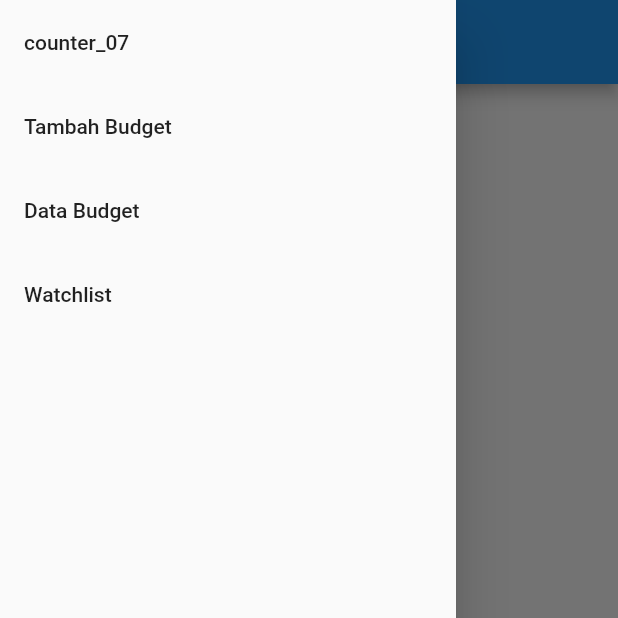
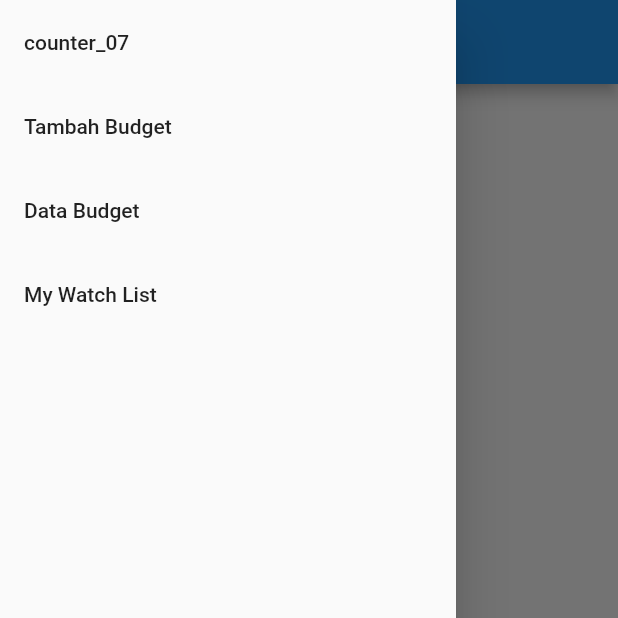
Before and after one commit to rafiadiwibowo/TugasPBPFlutter, a Flutter app: the MyWatchListPage screen opened directly, with the side drawer open, on a phone screen of 412 x 824 dp, the top half of it. Run offline on Flutter 3.47's test engine with Material 2 defaults, Android fonts, the phone set to English and light mode, and no system bars; network calls fail.

Commit message:
Update Tugas 9

```diff
--- a/lib/page/data.dart
+++ b/lib/page/data.dart
@@ -1,3 +1,4 @@
+import 'package:counter_7/page/mywatchlist.dart';
 import 'package:flutter/material.dart';
 import 'package:counter_7/main.dart';
 import 'package:counter_7/page/form.dart';
@@ -70,7 +71,7 @@ class _MyDataPageState extends State<MyDataPage> {
                         // Route menu ke halaman form
                         Navigator.pushReplacement(
                           context,
-                          MaterialPageRoute(builder: (context) => const MyDataPage()),
+                          MaterialPageRoute(builder: (context) => const MyWatchListPage()),
                         );
                       },
                     ),
--- a/lib/page/form.dart
+++ b/lib/page/form.dart
@@ -1,4 +1,6 @@
 import 'package:counter_7/main.dart';
+import 'package:counter_7/model/watch_list.dart';
+import 'package:counter_7/page/mywatchlist.dart';
 import 'package:flutter/material.dart';
 import 'package:counter_7/page/data.dart';
 
@@ -64,7 +66,7 @@ class _MyFormPageState extends State<MyFormPage> {
                         // Route menu ke halaman form
                         Navigator.pushReplacement(
                         context,
-                        MaterialPageRoute(builder: (context) => const MyDataPage()),
+                        MaterialPageRoute(builder: (context) => const MyWatchListPage()),
                         );
                     },
                 ),
--- a/lib/page/mywatchlist.dart
+++ b/lib/page/mywatchlist.dart
@@ -78,7 +78,7 @@ class _MyWatchListState extends State<MyWatchListPage> {
                 },
             ),
             ListTile(
-                title: const Text('Watchlist'),
+                title: const Text('My Watch List'),
                 onTap: () {
                     // Route menu ke halaman form
                     Navigator.pop(
```
